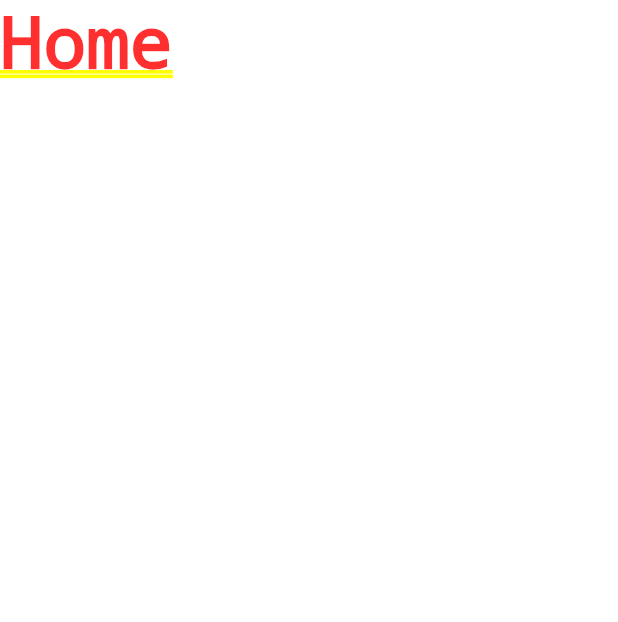
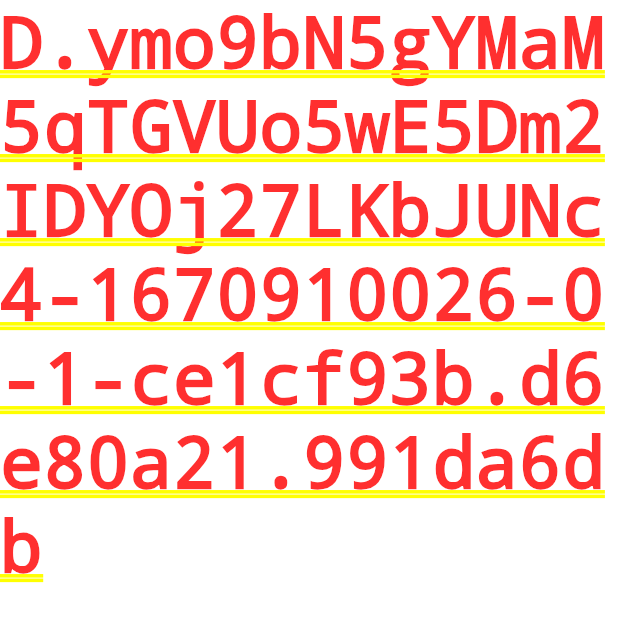
Before and after one commit to iguangyu/chatgpt_flutter_app, a Flutter app: the screen it shows after launch, on a phone screen of 412 x 824 dp. Shown: the top 622 px of the screen. Run offline on Flutter 3.47's test engine with Material 2 defaults, Android fonts, the phone set to English and light mode, and no system bars.

Commit message:
second token

```diff
--- a/lib/main.dart
+++ b/lib/main.dart
@@ -6,7 +6,7 @@ class MyApp extends StatelessWidget {
   @override
   Widget build(BuildContext context){
     return MaterialApp(
-      home: Text("Home"),
+      home: Text("D.ymo9bN5gYMaM5qTGVUo5wE5Dm2IDYOj27LKbJUNc4-1670910026-0-1-ce1cf93b.d6e80a21.991da6db"),
       // theme:
     );
   }
```
